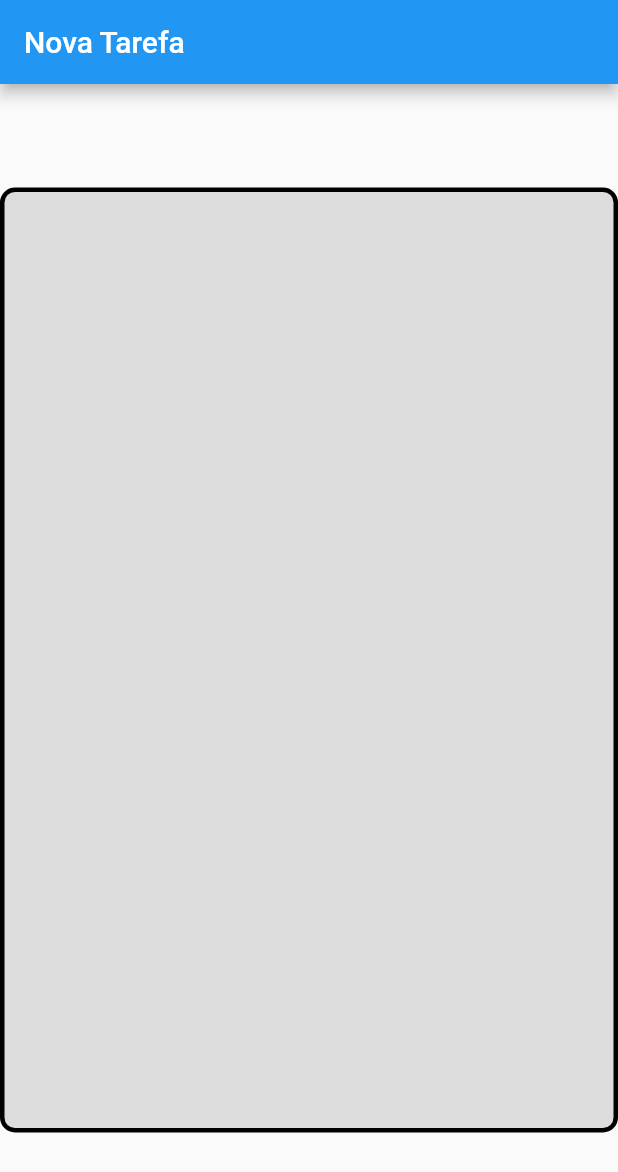
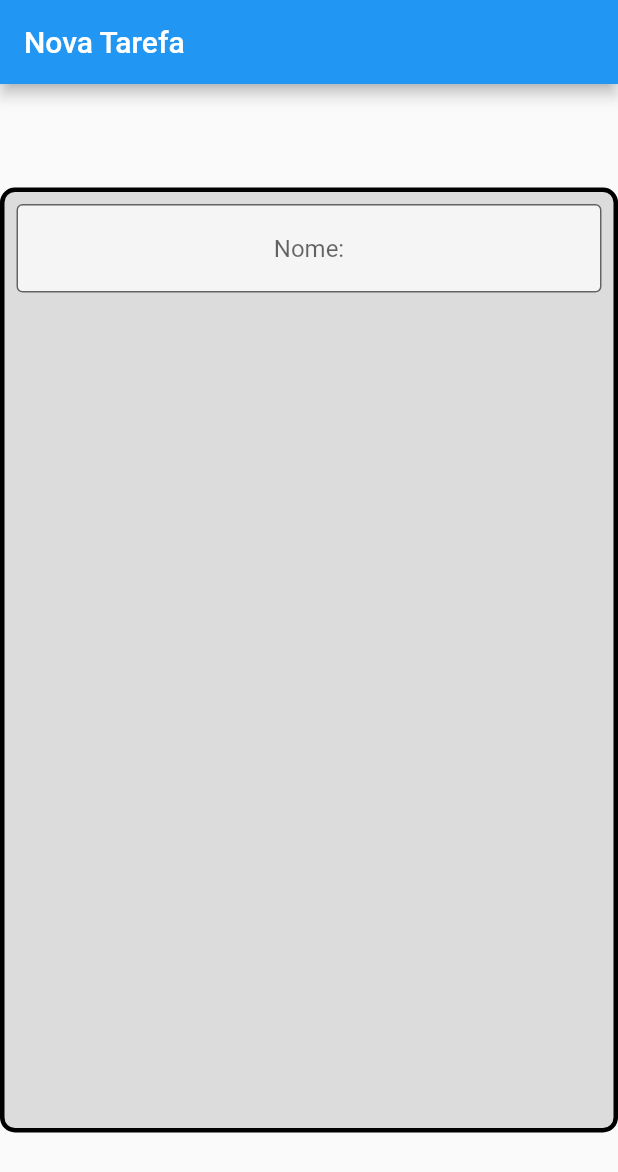
Before and after one commit to fercguerra/app_alura, a Flutter app: the screen it shows after launch, on a phone screen of 412 x 824 dp. Shown: the top 1172 px of the screen. Run offline on Flutter 3.47's test engine with Material 2 defaults, Android fonts, the phone set to English and light mode, and no system bars.

Commit message:
TextFormField

```diff
--- a/lib/screens/form_screen.dart
+++ b/lib/screens/form_screen.dart
@@ -24,7 +24,19 @@ class _FormScreenState extends State<FormScreen> {
             border: Border.all(width: 3),
           ),
           child: Column(
-            children: [],
+            children: [
+              Padding(
+                padding: const EdgeInsets.all(8.0),
+                child: TextFormField(
+                  textAlign: TextAlign.center,
+                  decoration: InputDecoration(
+                      border: OutlineInputBorder(),
+                      hintText: 'Nome: ',
+                      fillColor: Colors.white70,
+                      filled: true),
+                ),
+              ),
+            ],
           ),
         ),
       ),
```
